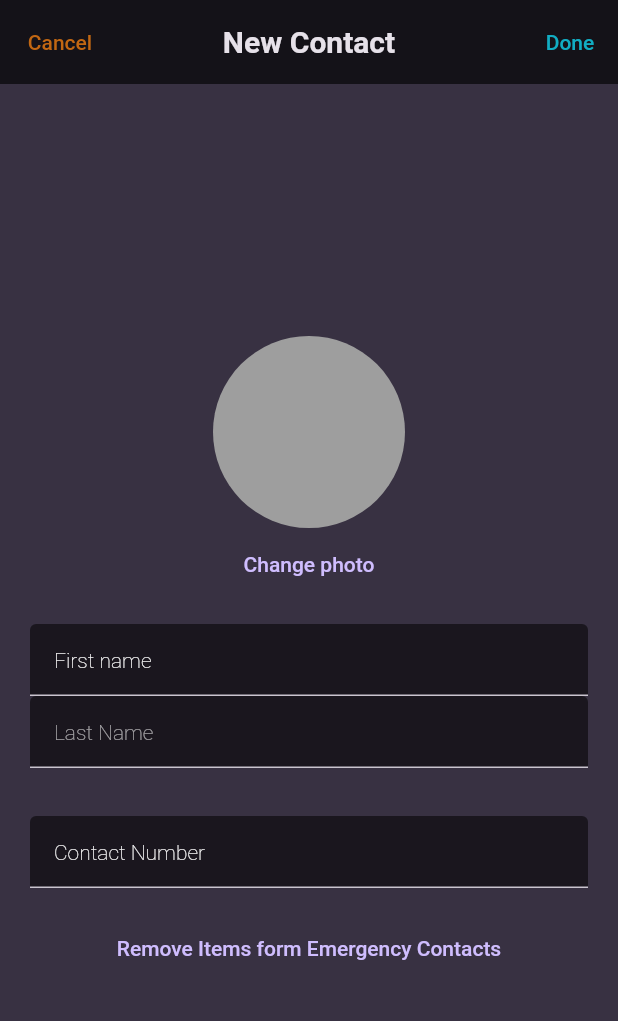
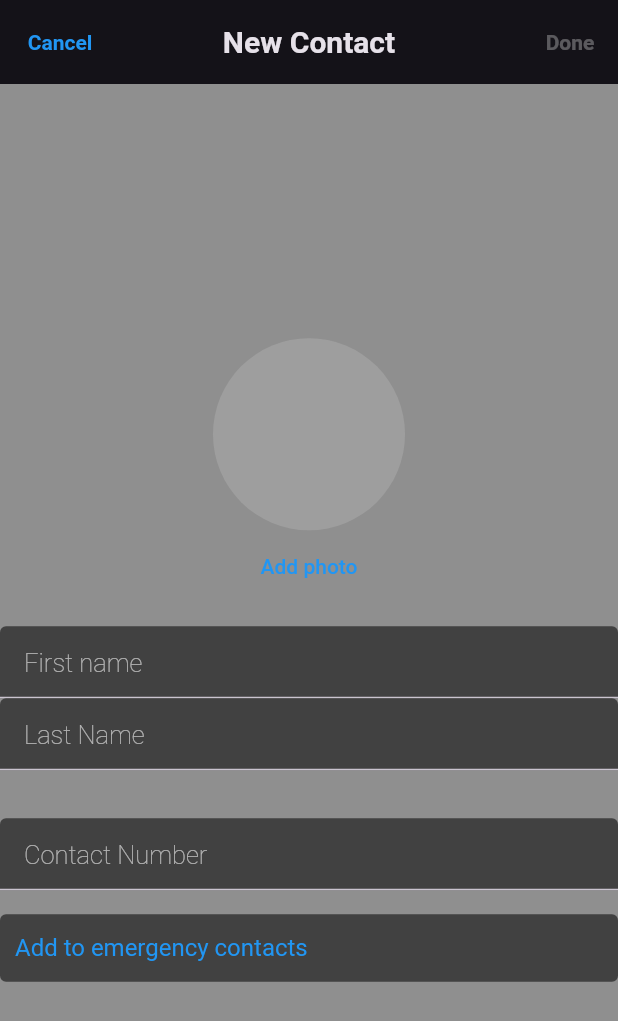
Before and after one commit to marijoyapa/flutter-project-contact-list, a Flutter app: the CreateNewContactScreen screen opened directly, on a phone screen of 412 x 824 dp. Shown: the top 1021 px of the screen. Run offline on Flutter 3.47's test engine with Material 2 defaults, Android fonts, the phone set to English and light mode, and no system bars; our stand-ins replace flutter_riverpod, google_fonts, image_picker.

Commit message:
working as expected

```diff
--- a/contact_list/lib/main.dart
+++ b/contact_list/lib/main.dart
@@ -6,12 +6,15 @@ import 'package:google_fonts/google_fonts.dart';
 final colorScheme = ColorScheme.fromSeed(
   brightness: Brightness.dark,
   seedColor: const Color.fromARGB(255, 102, 6, 247),
-  background: const Color.fromARGB(255, 56, 49, 66),
+  background: Color.fromARGB(255, 54, 43, 70),
+  primaryContainer: Colors.grey,
 );
 
 final theme = ThemeData().copyWith(
   useMaterial3: true,
-  scaffoldBackgroundColor: colorScheme.background,
+  scaffoldBackgroundColor: Color.fromARGB(121, 19, 18, 18),
+
+
   colorScheme: colorScheme,
   textTheme: GoogleFonts.robotoFlexTextTheme().copyWith(
     titleSmall: GoogleFonts.robotoFlex(
--- a/contact_list/lib/model/contacts.dart
+++ b/contact_list/lib/model/contacts.dart
@@ -1,8 +1,10 @@
+import 'dart:io';
+
 class ContactInfo {
   ContactInfo({
     required this.firstName,
     this.lastName,
-    this.imageUrl,
+    this.imageFile,
     required this.contactNumber,
     bool? emergencyContact,
   }) : emergencyContact = emergencyContact == null ? false : emergencyContact;
@@ -10,7 +12,7 @@ class ContactInfo {
 
   final String firstName;
   final String? lastName;
-  final String? imageUrl;
-  final int contactNumber;
+  final File? imageFile;
+  final String contactNumber;
   bool emergencyContact;
 }
--- a/contact_list/lib/screen/create_contact.dart
+++ b/contact_list/lib/screen/create_contact.dart
@@ -1,30 +1,68 @@
 import 'dart:io';
 
+import 'package:contact_list/model/contacts.dart';
+import 'package:contact_list/providers/contactList_provider.dart';
 import 'package:contact_list/widgets/image_picker.dart';
 import 'package:flutter/material.dart';
+import 'package:flutter_riverpod/flutter_riverpod.dart';
 
-class CreateNewContactScreen extends StatefulWidget {
+class CreateNewContactScreen extends ConsumerStatefulWidget {
   const CreateNewContactScreen({super.key});
 
   @override
-  State<CreateNewContactScreen> createState() => _CreateNewContactScreenState();
+  ConsumerState<CreateNewContactScreen> createState() =>
+      _CreateNewContactScreenState();
 }
 
-class _CreateNewContactScreenState extends State<CreateNewContactScreen> {
-  //Add to emergency contacts
+class _CreateNewContactScreenState
+    extends ConsumerState<CreateNewContactScreen> {
+  final _formKey = GlobalKey<FormState>();
+  // TextEditingController _firstNameController = TextEditingController();
+  // TextEditingController _numController = TextEditingController();
+
+  TextEditingController _enteredFirstName = TextEditingController();
+  TextEditingController _enteredLastName = TextEditingController();
+  TextEditingController _enteredMobileNumber = TextEditingController();
+  File? _selectedImage;
+  bool isEmergencyContact = false;
+  ContactInfo? newContact;
+  bool isFormValid = false;
+
+  bool _onSubmit() {
+    final _isValid = _formKey.currentState!.validate();
+    if (!_isValid) {
+      return false;
+    }
+    // _formKey.currentState!.save();
+    newContact = ContactInfo(
+      firstName: _enteredFirstName.text,
+      lastName: _enteredLastName.text,
+      contactNumber: _enteredMobileNumber.text,
+      imageFile: _selectedImage,
+      emergencyContact: isEmergencyContact,
+    );
+
+    Navigator.of(context).pop();
+    return true;
+  }
+
+  void validateForm(String value) {
+    if (_enteredFirstName.text.trim().isNotEmpty &&
+        _enteredMobileNumber.text.trim().isNotEmpty) {
+      // All validations are met.
+      setState(() {
+        isFormValid = true;
+      });
+    } else {
+      // At least one validation failed.
+      setState(() {
+        isFormValid = false;
+      });
+    }
+  }
+
   @override
   Widget build(BuildContext context) {
-    final _formKey = GlobalKey<FormState>();
-    var _enteredFirstName = '';
-    var _enteredLastName = null;
-    var _enteredMobileNumber = null;
-    File? _selectedImage;
-    bool _isEmergencyContact = false;
-
-    void _onSubmit() {
-      final _isValid = _formKey.currentState!.validate();
-    }
-
     return Scaffold(
       appBar: AppBar(
         centerTitle: true,
@@ -33,24 +71,39 @@ class _CreateNewContactScreenState extends State<CreateNewContactScreen> {
             onPressed: () {
               Navigator.pop(context);
             },
-            child: Text(
+            child: const Text(
               'Cancel',
-              style: TextStyle(color: Color.fromRGBO(221, 116, 17, 0.867)),
+              style: TextStyle(
+                color: Colors.blue,
+                fontWeight: FontWeight.bold,
+              ),
             )),
         title: const Text('New Contact'),
         actions: [
           TextButton(
-              onPressed: _onSubmit,
-              child: Text(
-                'Done',
-                style: TextStyle(color: Color.fromARGB(221, 17, 197, 221)),
-              )),
+            onPressed: () {
+              if (isFormValid) {
+                _onSubmit();
+                ref
+                    .read(contactListProvider.notifier)
+                    .onAddNewContact(newContact!);
+              } else {
+                null;
+              }
+              // return null;
+            },
+            child: Text(
+              'Done',
+              style: TextStyle(
+                  color: isFormValid ? Colors.blue : Colors.white30,
+                  fontWeight: FontWeight.bold),
+            ),
+          ),
         ],
       ),
-      // backgroundColor: Colors.black45,
       body: Center(
         child: SingleChildScrollView(
-          padding: const EdgeInsets.symmetric(horizontal: 20),
+          // padding: const EdgeInsets.symmetric(horizontal: 20),
           child: Form(
             key: _formKey,
             child: Column(
@@ -63,64 +116,98 @@ class _CreateNewContactScreenState extends State<CreateNewContactScreen> {
                   height: 16,
                 ),
                 TextFormField(
-                  decoration: InputDecoration(
+                  onChanged: validateForm,
+                  controller: _enteredFirstName,
+                  decoration: const InputDecoration(
                     hintStyle: TextStyle(
-                        color: Colors.white, fontWeight: FontWeight.w100),
+                      color: Color.fromARGB(160, 255, 255, 255),
+                      fontWeight: FontWeight.w100,
+                      fontSize: 17,
+                    ),
                     filled: true,
                     fillColor: Colors.black54,
                     hintText: 'First name',
                   ),
+                  style: TextStyle(color: Colors.white, fontSize: 18),
+                  autocorrect: false,
                   validator: (value) {
                     if (value == null || value.trim().isEmpty) {
                       return 'First name cannot be empty';
                     }
                     return null;
                   },
-                  onSaved: (newValue) => _enteredFirstName = newValue!,
+                  // onSaved: (newValue) => _enteredFirstName = newValue!,
                 ),
                 TextFormField(
-                  decoration: InputDecoration(
+                  onChanged: validateForm,
+                  controller: _enteredLastName,
+                  decoration: const InputDecoration(
                     hintStyle: TextStyle(
-                        color: Color.fromARGB(160, 255, 255, 255), fontWeight: FontWeight.w100),
+                      color: Color.fromARGB(160, 255, 255, 255),
+                      fontWeight: FontWeight.w100,
+                      fontSize: 17,
+                    ),
                     filled: true,
                     fillColor: Colors.black54,
                     hintText: 'Last Name',
                   ),
-                  onSaved: (newValue) => _enteredLastName = newValue!,
+                  style: TextStyle(color: Colors.white, fontSize: 18),
+                  // onSaved: (newValue) => _enteredLastName = newValue!,
                 ),
                 const SizedBox(
                   height: 32,
                 ),
                 TextFormField(
-                  decoration: InputDecoration(
+                  onChanged: validateForm,
+                  controller: _enteredMobileNumber,
+                  decoration: const InputDecoration(
                     hintStyle: TextStyle(
-                        color: Colors.white, fontWeight: FontWeight.w100),
+                        color: Color.fromARGB(160, 255, 255, 255),
+                        fontWeight: FontWeight.w100,
+                        fontSize: 17),
                     filled: true,
                     fillColor: Colors.black54,
                     hintText: 'Contact Number',
                   ),
+                  style: TextStyle(color: Colors.blue, fontSize: 18),
                   keyboardType: TextInputType.number,
                   validator: (value) {
-                    if (value == null ||
-                        value.trim().isEmpty ||
-                        value.trim().length != 11) {
-                      return 'Please enter a valid contact number';
+                    if (value == null || value.trim().isEmpty) {
+                      return 'Contact number cannot be empty';
                     }
                     return null;
                   },
-                  onSaved: (newValue) => _enteredFirstName = newValue!,
+                  // onSaved: (newValue) => _enteredMobileNumber = newValue,
                 ),
                 const SizedBox(
                   height: 16,
                 ),
-                TextButton(
-                    style: ButtonStyle(),
-                    onPressed: () {},
+                GestureDetector(
+                  onTap: () {
+                    setState(() {
+                      isEmergencyContact = !isEmergencyContact;
+                    });
+                  },
+                  child: Container(
+                    padding: EdgeInsets.only(left: 10),
+                    width: double.infinity, // Adjust to your desired width
+                    height: 45, // Adjust to your desired height
+                    decoration: BoxDecoration(
+                      color: Colors.black54,
+                      borderRadius: BorderRadius.circular(
+                          4), // Adjust to your desired border radius
+                    ),
+                    alignment: Alignment.centerLeft,
                     child: Text(
-                      'Remove Items form Emergency Contacts',
-                      style: TextStyle(),
-                      textAlign: TextAlign.left,
-                    ))
+                      isEmergencyContact
+                          ? 'Remove from emergency contacts'
+                          : 'Add to emergency contacts',
+                      style: TextStyle(
+                          color: isEmergencyContact ? Colors.red : Colors.blue,
+                          fontSize: 16),
+                    ),
+                  ),
+                ),
               ],
             ),
           ),
--- a/contact_list/lib/screen/tabs.dart
+++ b/contact_list/lib/screen/tabs.dart
@@ -29,11 +29,14 @@ class _ContactsScreenState extends State<ContactsScreen> {
 
           body: _currentIndex == 0 ? ContactList() : EmergencyList(),
           bottomNavigationBar: BottomNavigationBar(
+            selectedItemColor: Colors.blue,
+            unselectedItemColor: Colors.white54,
+            backgroundColor: const Color.fromARGB(96, 77, 72, 72),
             onTap: _selectScreen,
             currentIndex: _currentIndex,
             items: const [
               BottomNavigationBarItem(
-                  icon: Icon(Icons.phone), label: 'Contact list'),
+                  icon: Icon(Icons.phone), label: 'Contacts'),
               BottomNavigationBarItem(
                   icon: Icon(Icons.contact_emergency), label: 'Emergency List'),
             ],
--- a/contact_list/lib/widgets/image_picker.dart
+++ b/contact_list/lib/widgets/image_picker.dart
@@ -42,7 +42,7 @@ class _UserImagePickerState extends State<UserImagePicker> {
         ),
         TextButton(
           onPressed: pickImage,
-          child: const Text('Change photo'),
+          child: Text(pickedImageFile != null ? 'Change photo' : 'Add photo', style: TextStyle(color: Colors.blue),),
         )
       ],
     );
```
Also changed, not shown: contact_list/lib/data/dummy_data.dart (+4 -9 lines), contact_list/lib/providers/contactList_provider.dart (+9 -1 lines), contact_list/lib/screen/contact_details.dart (added, +102 -0 lines), contact_list/lib/screen/contact_list.dart (+11 -5 lines), contact_list/lib/screen/emergency_list.dart (+18 -8 lines), contact_list/lib/widgets/contact_item.dart (+21 -10 lines).
